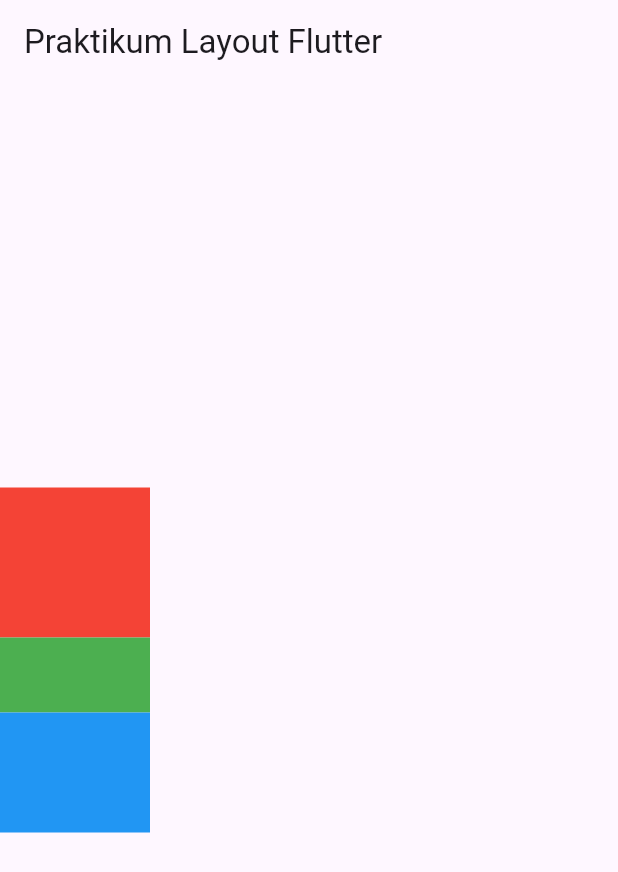
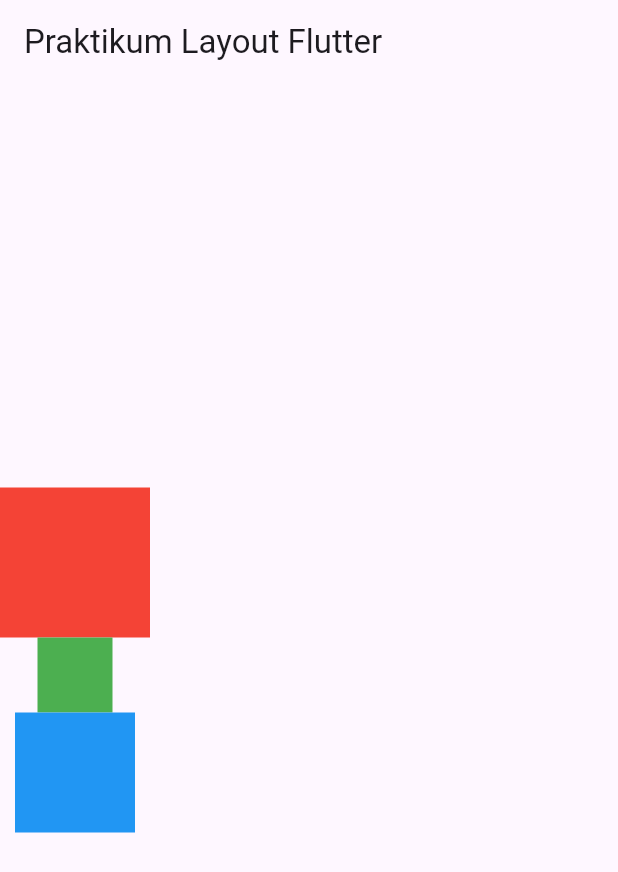
Before and after one commit to mersianarindi/multiplatform_3, a Flutter app: the screen it shows after launch, on a phone screen of 412 x 824 dp. Shown: the top 872 px of the screen. Run offline on Flutter 3.47's test engine with Material 3 defaults, Android fonts, the phone set to English and light mode, and no system bars.

Commit message:
update proyek unit 3

```diff
--- a/praktikum_multiplatform_unit_3/lib/main.dart
+++ b/praktikum_multiplatform_unit_3/lib/main.dart
@@ -24,8 +24,8 @@ class HomePage extends StatelessWidget {
 mainAxisAlignment: MainAxisAlignment.center,
 children: <Widget>[
 Container(color: Colors.red, height: 100, width: 100),
-Container(color: Colors.green, height: 50, width: 100),
-Container(color: Colors.blue, height: 80, width: 100),
+Container(color: Colors.green, height: 50, width: 50),
+Container(color: Colors.blue, height: 80, width: 80),
 ],
 )
       );
```
